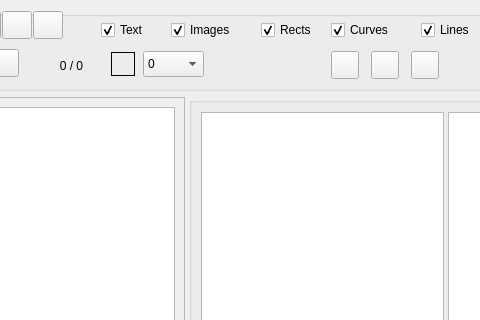
The window that GUI_UIs/ui_dialog_code_pdf.ui (ccbogel/QualCoder) describes before a commit, drawn with Qt 5; both pictures show x 340 to 820 and y 0 to 320 of the 1054 by 699 pixel window.
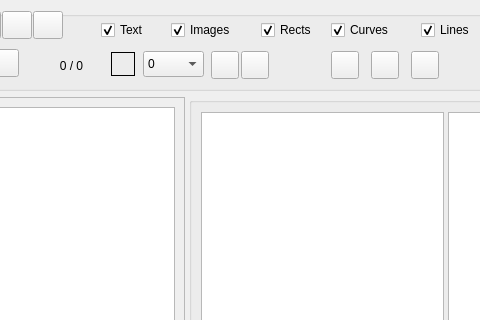
The same window after the commit.

Commit message: zoom buttons

The edit to the form file:
```diff
--- a/GUI_UIs/ui_dialog_code_pdf.ui
+++ b/GUI_UIs/ui_dialog_code_pdf.ui
@@ -496,6 +496,38 @@
        <string/>
       </property>
      </widget>
+     <widget class="QPushButton" name="pushButton_zoom_in">
+      <property name="geometry">
+       <rect>
+        <x>540</x>
+        <y>40</y>
+        <width>28</width>
+        <height>28</height>
+       </rect>
+      </property>
+      <property name="toolTip">
+       <string>&lt;html&gt;&lt;head/&gt;&lt;body&gt;&lt;p&gt;Zoom in (Shift Plus)&lt;/p&gt;&lt;/body&gt;&lt;/html&gt;</string>
+      </property>
+      <property name="text">
+       <string/>
+      </property>
+     </widget>
+     <widget class="QPushButton" name="pushButton_zoom_out">
+      <property name="geometry">
+       <rect>
+        <x>570</x>
+        <y>40</y>
+        <width>28</width>
+        <height>28</height>
+       </rect>
+      </property>
+      <property name="toolTip">
+       <string>&lt;html&gt;&lt;head/&gt;&lt;body&gt;&lt;p&gt;Zoom Out (Ctrl Minus)&lt;/p&gt;&lt;/body&gt;&lt;/html&gt;</string>
+      </property>
+      <property name="text">
+       <string/>
+      </property>
+     </widget>
     </widget>
    </item>
    <item row="1" column="0">
```
